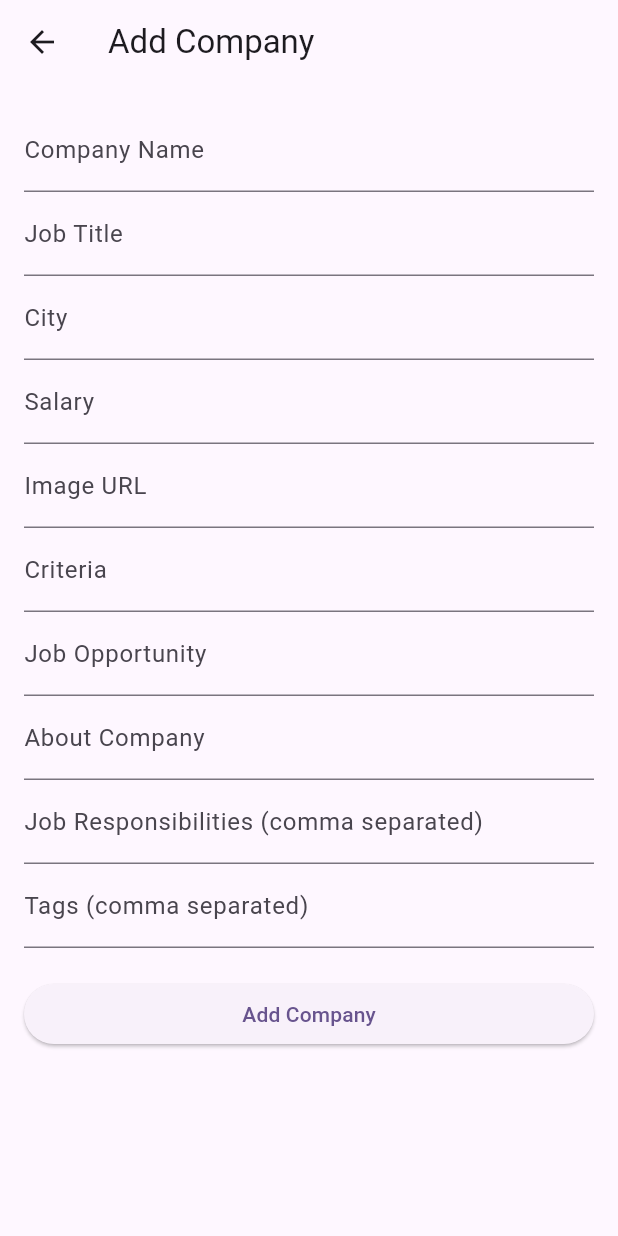
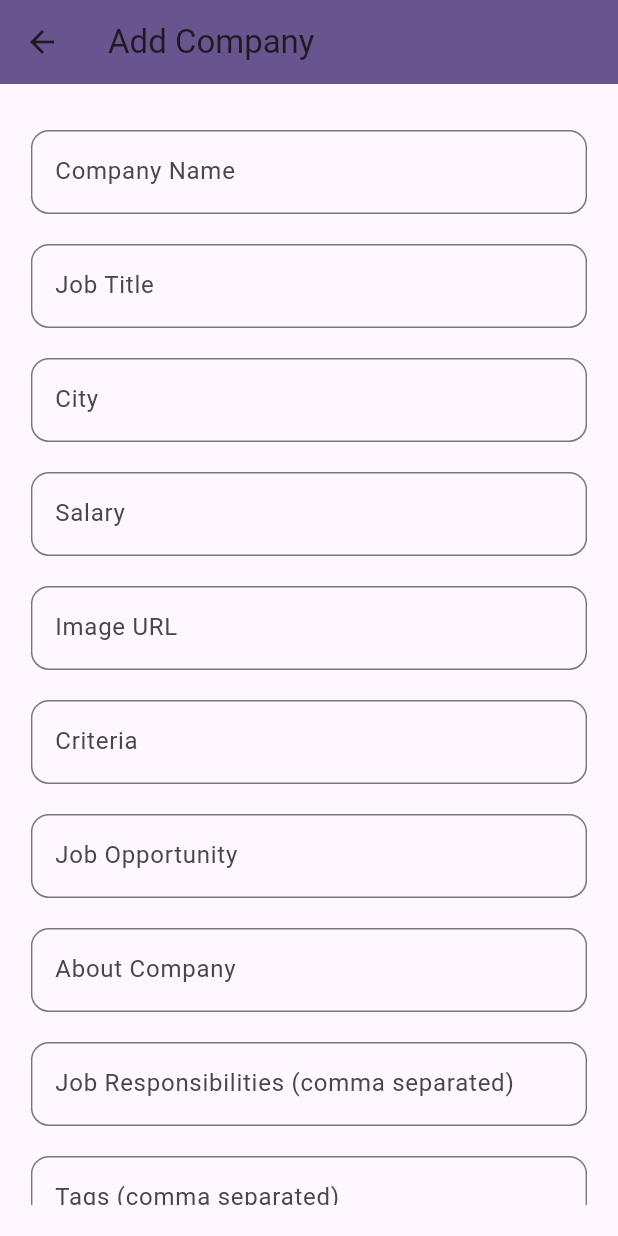
Before and after one commit to oumayma-tray/pfe, a Flutter app: the AddCompanyPage screen opened directly, on a phone screen of 412 x 824 dp. Run offline on Flutter 3.47's test engine with Material 3 defaults, Android fonts, the phone set to English and light mode, and no system bars; our stand-ins replace audioplayers, camera, cloud_firestore, email_validator, file_picker, firebase_auth and 12 more; missing offline and left inert: flutter_sound; accounts and stored records are empty.

Commit message:
edit delate company

```diff
--- a/front_end/mobile_app/lib/smart_recurtement/models/company.dart
+++ b/front_end/mobile_app/lib/smart_recurtement/models/company.dart
@@ -1,6 +1,7 @@
-import 'package:mobile_app/smart_recurtement/models/Applicant.dart';
+import 'package:mobile_app/smart_recurtement/models/applicant.dart';
 
 class Company {
+  final String? companyId;
   final String? companyName;
   final String? job;
   final String? city;
@@ -14,6 +15,7 @@ class Company {
   final List<Applicant>? applicants;
 
   Company({
+    this.companyId,
     this.city,
     this.job,
     this.companyName,
@@ -27,8 +29,9 @@ class Company {
     this.applicants,
   });
 
-  factory Company.fromMap(Map<String, dynamic> map) {
+  factory Company.fromMap(Map<String, dynamic> map, String id) {
     return Company(
+      companyId: id,
       companyName: map['companyName'] as String?,
       job: map['job'] as String?,
       city: map['city'] as String?,
--- a/front_end/mobile_app/lib/smart_recurtement/views/AddCompanyPage.dart
+++ b/front_end/mobile_app/lib/smart_recurtement/views/AddCompanyPage.dart
@@ -1,6 +1,6 @@
 import 'package:flutter/material.dart';
 import 'package:cloud_firestore/cloud_firestore.dart';
-import 'package:mobile_app/services/job_Service/RecruitmentServicedart';
+import 'package:mobile_app/services/job_Service/RecruitmentService.dart';
 
 import 'package:mobile_app/smart_recurtement/models/company.dart';
 
@@ -18,9 +18,11 @@ class _AddCompanyPageState extends State<AddCompanyPage> {
   final TextEditingController _salaryController = TextEditingController();
   final TextEditingController _imageController = TextEditingController();
   final TextEditingController _criteriaController = TextEditingController();
-  final TextEditingController _jobOpportunityController = TextEditingController();
+  final TextEditingController _jobOpportunityController =
+      TextEditingController();
   final TextEditingController _aboutCompanyController = TextEditingController();
-  final TextEditingController _jobResponsibilitiesController = TextEditingController();
+  final TextEditingController _jobResponsibilitiesController =
+      TextEditingController();
   final TextEditingController _tagController = TextEditingController();
 
   void _submitForm() async {
@@ -49,120 +51,60 @@ class _AddCompanyPageState extends State<AddCompanyPage> {
 
   @override
   Widget build(BuildContext context) {
+    final theme = Theme.of(context);
+    final screenWidth = MediaQuery.of(context).size.width;
+    final screenHeight = MediaQuery.of(context).size.height;
+
     return Scaffold(
       appBar: AppBar(
         title: Text('Add Company'),
+        backgroundColor: theme.primaryColor,
       ),
       body: Padding(
-        padding: const EdgeInsets.all(16.0),
+        padding: EdgeInsets.all(screenWidth * 0.05),
         child: Form(
           key: _formKey,
           child: ListView(
             children: <Widget>[
-              TextFormField(
-                controller: _companyNameController,
-                decoration: InputDecoration(labelText: 'Company Name'),
-                validator: (value) {
-                  if (value!.isEmpty) {
-                    return 'Please enter a company name';
-                  }
-                  return null;
-                },
-              ),
-              TextFormField(
-                controller: _jobTitleController,
-                decoration: InputDecoration(labelText: 'Job Title'),
-                validator: (value) {
-                  if (value!.isEmpty) {
-                    return 'Please enter a job title';
-                  }
-                  return null;
-                },
-              ),
-              TextFormField(
-                controller: _cityController,
-                decoration: InputDecoration(labelText: 'City'),
-                validator: (value) {
-                  if (value!.isEmpty) {
-                    return 'Please enter a city';
-                  }
-                  return null;
-                },
-              ),
-              TextFormField(
-                controller: _salaryController,
-                decoration: InputDecoration(labelText: 'Salary'),
-                validator: (value) {
-                  if (value!.isEmpty) {
-                    return 'Please enter a salary';
-                  }
-                  return null;
-                },
-              ),
-              TextFormField(
-                controller: _imageController,
-                decoration: InputDecoration(labelText: 'Image URL'),
-                validator: (value) {
-                  if (value!.isEmpty) {
-                    return 'Please enter an image URL';
-                  }
-                  return null;
-                },
-              ),
-              TextFormField(
-                controller: _criteriaController,
-                decoration: InputDecoration(labelText: 'Criteria'),
-                validator: (value) {
-                  if (value!.isEmpty) {
-                    return 'Please enter criteria';
-                  }
-                  return null;
-                },
-              ),
-              TextFormField(
-                controller: _jobOpportunityController,
-                decoration: InputDecoration(labelText: 'Job Opportunity'),
-                validator: (value) {
-                  if (value!.isEmpty) {
-                    return 'Please enter job opportunity';
-                  }
-                  return null;
-                },
-              ),
-              TextFormField(
-                controller: _aboutCompanyController,
-                decoration: InputDecoration(labelText: 'About Company'),
-                validator: (value) {
-                  if (value!.isEmpty) {
-                    return 'Please enter information about the company';
-                  }
-                  return null;
-                },
-              ),
-              TextFormField(
-                controller: _jobResponsibilitiesController,
-                decoration: InputDecoration(labelText: 'Job Responsibilities (comma separated)'),
-                validator: (value) {
-                  if (value!.isEmpty) {
-                    return 'Please enter job responsibilities';
-                  }
-                  return null;
-                },
-              ),
-              TextFormField(
-                controller: _tagController,
-                decoration: InputDecoration(labelText: 'Tags (comma separated)'),
-                validator: (value) {
-                  if (value!.isEmpty) {
-                    return 'Please enter tags';
-                  }
-                  return null;
-                },
-              ),
-              SizedBox(height: 20),
-              ElevatedButton(
-                onPressed: _submitForm,
-                child: Text('Add Company'),
+              _buildTextFormField(_companyNameController, 'Company Name',
+                  'Please enter a company name'),
+              _buildTextFormField(
+                  _jobTitleController, 'Job Title', 'Please enter a job title'),
+              _buildTextFormField(
+                  _cityController, 'City', 'Please enter a city'),
+              _buildTextFormField(
+                  _salaryController, 'Salary', 'Please enter a salary'),
+              _buildTextFormField(
+                  _imageController, 'Image URL', 'Please enter an image URL'),
+              _buildTextFormField(
+                  _criteriaController, 'Criteria', 'Please enter criteria'),
+              _buildTextFormField(_jobOpportunityController, 'Job Opportunity',
+                  'Please enter job opportunity'),
+              _buildTextFormField(_aboutCompanyController, 'About Company',
+                  'Please enter information about the company'),
+              _buildTextFormField(
+                  _jobResponsibilitiesController,
+                  'Job Responsibilities (comma separated)',
+                  'Please enter job responsibilities'),
+              _buildTextFormField(_tagController, 'Tags (comma separated)',
+                  'Please enter tags'),
+              SizedBox(height: screenHeight * 0.03),
+              SizedBox(
+                height: screenHeight * 0.08,
+                child: ElevatedButton(
+                  onPressed: _submitForm,
+                  style: ElevatedButton.styleFrom(
+                    backgroundColor: theme.primaryColor,
+                    shape: RoundedRectangleBorder(
+                      borderRadius: BorderRadius.circular(12.0),
+                    ),
+                  ),
+                  child: Text(
+                    'Add Company',
+                    style: theme.textTheme.headline6
+                        ?.copyWith(color: Colors.white),
+                  ),
+                ),
               ),
             ],
           ),
@@ -170,4 +112,26 @@ class _AddCompanyPageState extends State<AddCompanyPage> {
       ),
     );
   }
+
+  Widget _buildTextFormField(TextEditingController controller, String label,
+      String validationMessage) {
+    return Padding(
+      padding: const EdgeInsets.symmetric(vertical: 10.0),
+      child: TextFormField(
+        controller: controller,
+        decoration: InputDecoration(
+          labelText: label,
+          border: OutlineInputBorder(
+            borderRadius: BorderRadius.circular(12.0),
+          ),
+        ),
+        validator: (value) {
+          if (value == null || value.isEmpty) {
+            return validationMessage;
+          }
+          return null;
+        },
+      ),
+    );
+  }
 }
--- a/front_end/mobile_app/lib/smart_recurtement/views/job_application_form.dart
+++ b/front_end/mobile_app/lib/smart_recurtement/views/job_application_form.dart
@@ -1,5 +1,6 @@
 import 'package:flutter/material.dart';
-import 'package:mobile_app/services/job_Service/RecruitmentServicedart';
+import 'package:mobile_app/services/job_Service/RecruitmentService.dart';
+
 import 'package:mobile_app/smart_recurtement/constants.dart';
 import 'package:file_picker/file_picker.dart';
 import 'package:mobile_app/smart_recurtement/models/applicant.dart';
```
Also changed, not shown: front_end/mobile_app/lib/services/job_Service/RecruitmentService.dart (added, +92 -0 lines), front_end/mobile_app/lib/smart_recurtement/views/Edit.dart (added, +222 -0 lines), front_end/mobile_app/lib/smart_recurtement/views/ViewCompaniesPage.dart (added, +116 -0 lines), front_end/mobile_app/lib/smart_recurtement/views/home.dart (+17 -1 lines), front_end/mobile_app/lib/smart_recurtement/views/job_detail.dart (+28 -33 lines), front_end/mobile_app/lib/smart_recurtement/models/Applicant.dart (line endings or trailing spaces), front_end/mobile_app/lib/smart_recurtement/views/ShowApplicantsPage.dart (line endings or trailing spaces), front_end/mobile_app/lib/smart_recurtement/views/company_tab.dart (line endings or trailing spaces), front_end/mobile_app/lib/smart_recurtement/views/description_tab.dart (line endings or trailing spaces), front_end/mobile_app/lib/smart_recurtement/widgets/company_card2.dart (line endings or trailing spaces), front_end/mobile_app/lib/smart_recurtement/widgets/recent_job_card.dart (line endings or trailing spaces), 1 other file.
